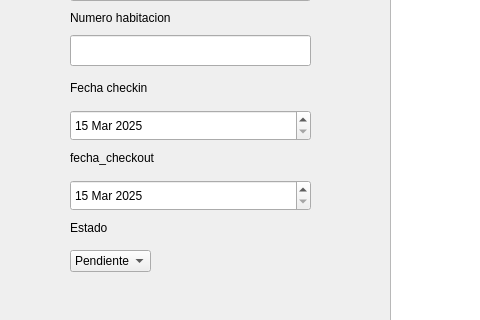
Above: reserva/reservas.ui from smorcor744/pyQT before the change; both pictures show x 0 to 480 and y 90 to 410 of the 1050 by 724 pixel window. Below: the same form after it.
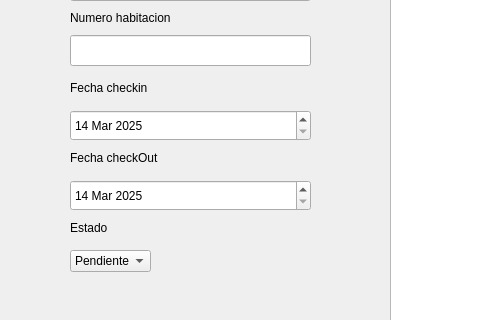
That is the form after the change. Icons and pictures are not drawn.

Commit message: modified:   habitacion/habitacion.py 	deleted:    habitacion/habitacion_ui.py 	renamed:    habitacion/habitacion.ui -> habitacion/habitaciones.ui 	new file:   habitacion/habitaciones_ui.py 	modified:   reserva/reservas.ui 	modified:   reserva/reservas_ui.py

Diff of the .ui file:
```diff
--- a/reserva/reservas.ui
+++ b/reserva/reservas.ui
@@ -77,7 +77,7 @@
      </rect>
     </property>
     <property name="text">
-     <string>fecha_checkout</string>
+     <string>Fecha checkOut</string>
     </property>
    </widget>
    <widget class="QLabel" name="label_5">
@@ -318,7 +318,7 @@
     </property>
     <property name="maximumDateTime">
      <datetime>
-      <hour>22</hour>
+      <hour>21</hour>
       <minute>59</minute>
       <second>59</second>
       <year>2035</year>
@@ -328,12 +328,12 @@
     </property>
     <property name="minimumDateTime">
      <datetime>
-      <hour>0</hour>
+      <hour>23</hour>
       <minute>0</minute>
       <second>0</second>
       <year>2025</year>
       <month>3</month>
-      <day>15</day>
+      <day>14</day>
      </datetime>
     </property>
    </widget>
@@ -348,7 +348,7 @@
     </property>
     <property name="maximumDateTime">
      <datetime>
-      <hour>22</hour>
+      <hour>21</hour>
       <minute>59</minute>
       <second>59</second>
       <year>2035</year>
@@ -358,12 +358,12 @@
     </property>
     <property name="minimumDateTime">
      <datetime>
-      <hour>0</hour>
+      <hour>23</hour>
       <minute>0</minute>
       <second>0</second>
       <year>2025</year>
       <month>3</month>
-      <day>15</day>
+      <day>14</day>
      </datetime>
     </property>
    </widget>
```
The commit also changes 5 other files.
